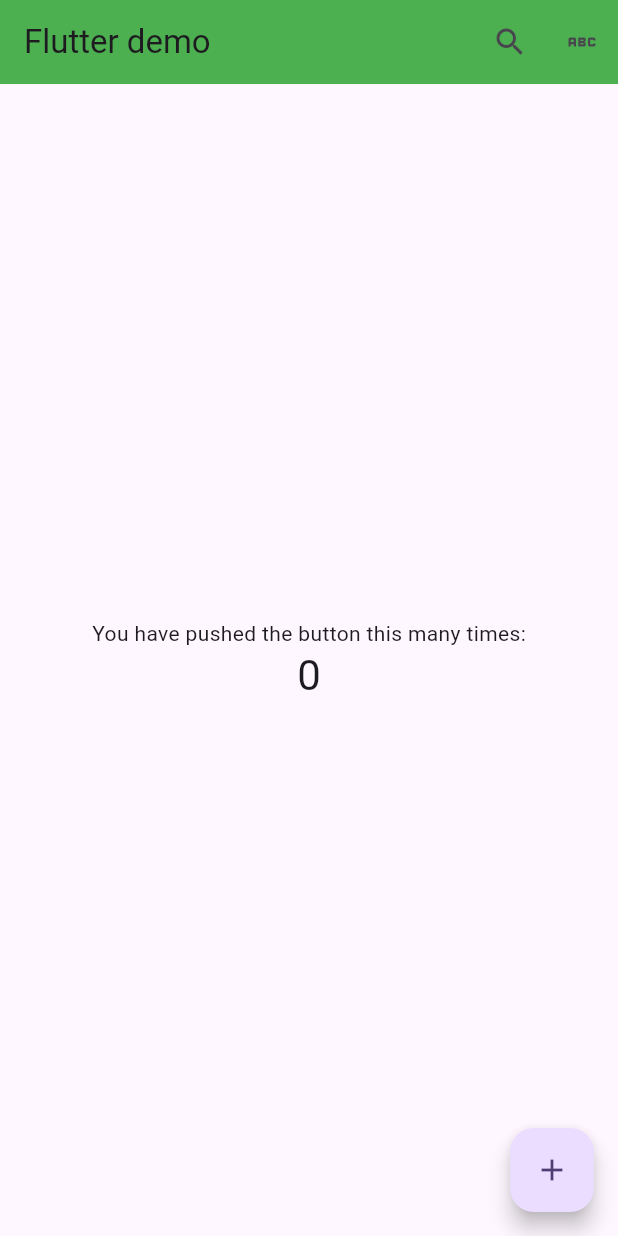
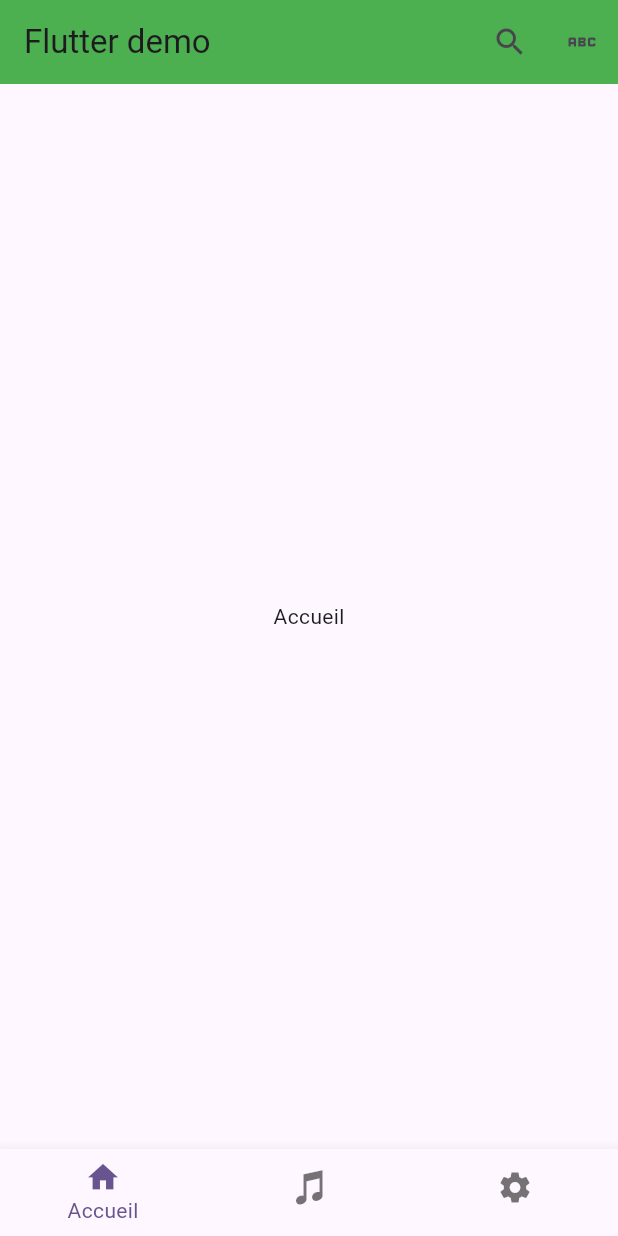
Before and after one commit to thibautmicetic/tp6-flutter, a Flutter app: the screen it shows after launch, on a phone screen of 412 x 824 dp. Run offline on Flutter 3.47's test engine with Material 3 defaults, Android fonts, the phone set to English and light mode, and no system bars.

Commit message:
added customIcons

```diff
--- /dev/null
+++ b/lib/custom_icons.dart
@@ -0,0 +1,47 @@
+/// Flutter icons MyFlutterApp
+/// Copyright (C) 2025 by original authors @ fluttericon.com, fontello.com
+/// This font was generated by FlutterIcon.com, which is derived from Fontello.
+///
+/// To use this font, place it in your fonts/ directory and include the
+/// following in your pubspec.yaml
+///
+/// flutter:
+///   fonts:
+///    - family:  MyFlutterApp
+///      fonts:
+///       - asset: fonts/CustomIcons.ttf
+///
+///
+/// * Material Design Icons, Copyright (C) Google, Inc
+///         Author:    Google
+///         License:   Apache 2.0 (https://www.apache.org/licenses/LICENSE-2.0)
+///         Homepage:  https://design.google.com/icons/
+/// * Entypo, Copyright (C) 2012 by Daniel Bruce
+///         Author:    Daniel Bruce
+///         License:   SIL (http://scripts.sil.org/OFL)
+///         Homepage:  http://www.entypo.com
+///
+import 'package:flutter/widgets.dart';
+
+class CustomIcons {
+  CustomIcons._();
+
+  static const _kFontFam = 'CustomIcons';
+  static const String? _kFontPkg = null;
+
+  static const IconData home = IconData(
+    0xe800,
+    fontFamily: _kFontFam,
+    fontPackage: _kFontPkg,
+  );
+  static const IconData note = IconData(
+    0xe801,
+    fontFamily: _kFontFam,
+    fontPackage: _kFontPkg,
+  );
+  static const IconData settings = IconData(
+    0xe802,
+    fontFamily: _kFontFam,
+    fontPackage: _kFontPkg,
+  );
+}
--- a/lib/main.dart
+++ b/lib/main.dart
@@ -1,5 +1,7 @@
 import 'package:flutter/material.dart';
 import 'package:tp6/AppBar/appbar.dart';
+
+import 'custom_icons.dart';
 
 void main() {
   runApp(const MyApp());
@@ -32,13 +34,7 @@ class MyHomePage extends StatefulWidget {
 }
 
 class _MyHomePageState extends State<MyHomePage> {
-  int _counter = 0;
-
-  void _incrementCounter() {
-    setState(() {
-      _counter++;
-    });
-  }
+  int pageIndex = 0;
 
   @override
   Widget build(BuildContext context) {
@@ -52,24 +48,39 @@ class _MyHomePageState extends State<MyHomePage> {
           ),
         ],
       ),
-      body: Center(
-        child: Column(
-          mainAxisAlignment: MainAxisAlignment.center,
-          children: <Widget>[
-            const Text(
-              'You have pushed the button this many times:',
-            ),
-            Text(
-              '$_counter',
-              style: Theme.of(context).textTheme.headlineMedium,
-            ),
-          ],
+      body: [
+        const Center(
+          child: Text('Accueil'),
         ),
-      ),
-      floatingActionButton: FloatingActionButton(
-        onPressed: _incrementCounter,
-        tooltip: 'Increment',
-        child: const Icon(Icons.add),
+        const Center(
+          child: Text('Albums'),
+        ),
+        const Center(
+          child: Text('Paramètres'),
+        ),
+      ][pageIndex],
+      bottomNavigationBar: BottomNavigationBar(
+        showUnselectedLabels: false,
+        currentIndex: pageIndex,
+        onTap: (value) {
+          setState(() {
+            pageIndex = value;
+          });
+        },
+        items: const [
+          BottomNavigationBarItem(
+            icon: Icon(CustomIcons.home),
+            label: 'Accueil',
+          ),
+          BottomNavigationBarItem(
+            icon: Icon(CustomIcons.note),
+            label: 'Liste des albums',
+          ),
+          BottomNavigationBarItem(
+            icon: Icon(CustomIcons.settings),
+            label: 'Paramètres',
+          ),
+        ],
       ), // This trailing comma makes auto-formatting nicer for build methods.
     );
   }
```
Also changed, not shown: pubspec.yaml (+4 -4 lines), fonts/CustomIcons.ttf (added).
